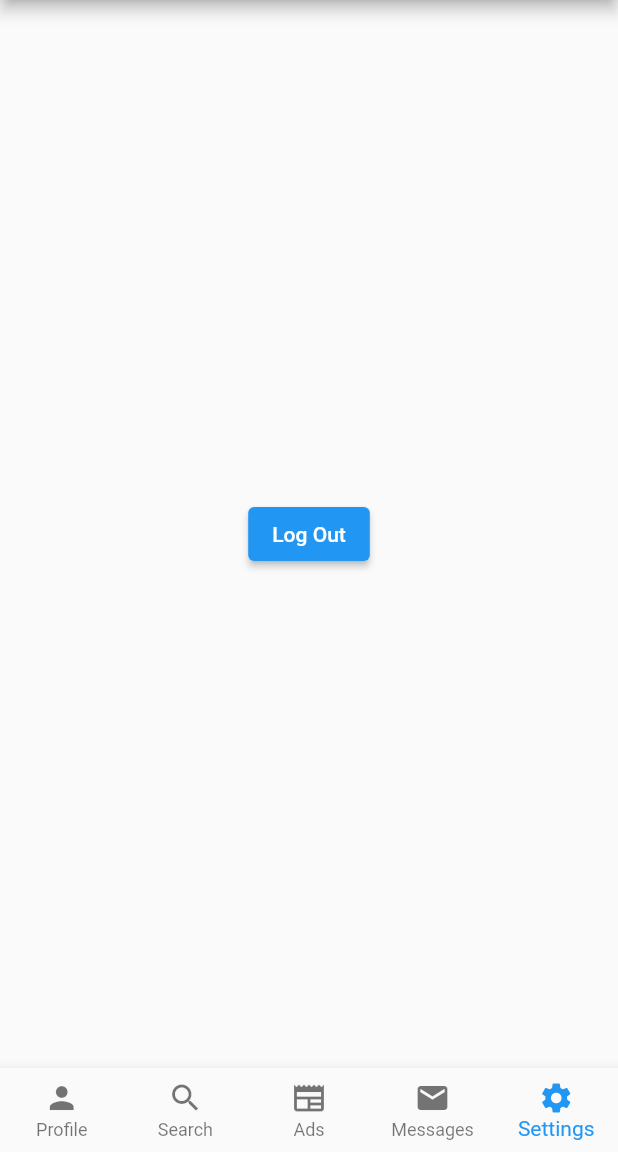
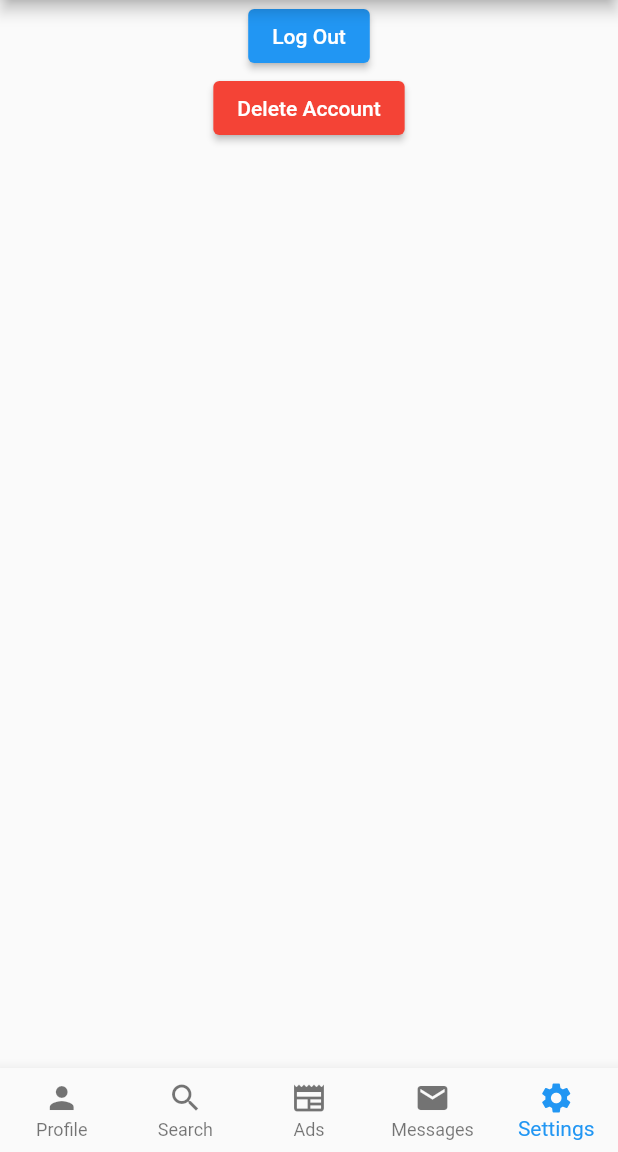
Before and after one commit to jnees/capstone, a Flutter app: the screen it shows once a user with an empty profile is signed in, item 5 of the bottom bar chosen, after a tap on "Log Out", on a phone screen of 412 x 824 dp, the part 84-1236 px from its top. Run offline on Flutter 3.47's test engine with Material 2 defaults, Android fonts, the light colour scheme and no system bars; our stand-ins replace firebase_auth, firebase_core, flutter_signin_button, google_sign_in; accounts and stored records are empty; network calls fail.

Commit message:
Add account delete feature to settings page.

```diff
--- a/jam_scene_UI/lib/screens/settings_page.dart
+++ b/jam_scene_UI/lib/screens/settings_page.dart
@@ -1,5 +1,6 @@
 import 'package:firebase_auth/firebase_auth.dart';
 import 'package:flutter/material.dart';
+import 'package:http/http.dart' as http;
 
 class SettingsPage extends StatefulWidget {
   const SettingsPage({Key? key}) : super(key: key);
@@ -15,10 +16,54 @@ class _SettingsPageState extends State<SettingsPage> {
     }
   }
 
+  void _deleteAccount() async {
+    Navigator.pop(context, 'Delete');
+    var token = await FirebaseAuth.instance.currentUser!.getIdToken();
+    var uid = FirebaseAuth.instance.currentUser!.uid;
+    var url = Uri.parse('https://jam-scene-app.herokuapp.com/user/$uid');
+    var response = await http.delete(url, headers: {'Authorization': token});
+    if (response.statusCode == 200) {
+      _logOut();
+    } else {
+      debugPrint("Error deleting account");
+    }
+  }
+
+  Widget deleteWarning() {
+    return AlertDialog(
+      elevation: 24,
+      title: const Text('Delete Account?'),
+      content: const Text('This is action is permanent cannot be undone.'),
+      actions: [
+        TextButton(
+          onPressed: () => Navigator.pop(context, 'Cancel'),
+          child: const Text('Cancel'),
+        ),
+        TextButton(
+          onPressed: _deleteAccount,
+          child: const Text('Delete'),
+        ),
+      ],
+    );
+  }
+
   @override
   Widget build(BuildContext context) {
     return Center(
-      child: ElevatedButton(onPressed: _logOut, child: const Text("Log Out")),
+      child: Column(
+        children: [
+          ElevatedButton(onPressed: _logOut, child: const Text("Log Out")),
+          ElevatedButton(
+              style: ElevatedButton.styleFrom(
+                primary: Colors.red,
+              ),
+              onPressed: () => showDialog(
+                  builder: (_) => deleteWarning(),
+                  context: context,
+                  barrierDismissible: true),
+              child: const Text("Delete Account")),
+        ],
+      ),
     );
   }
 }
```
